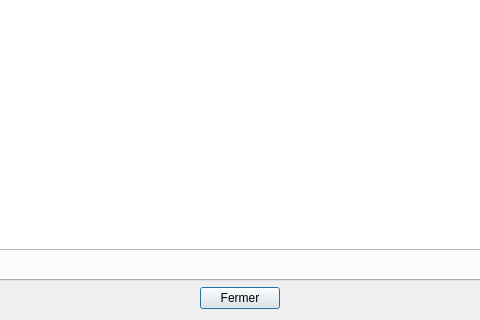
Old version of the form gui/tablesData.ui in the repository FDaCostaB/Jo-BD; both pictures show x 246 to 726 and y 289 to 609 of the 972 by 609 pixel window.
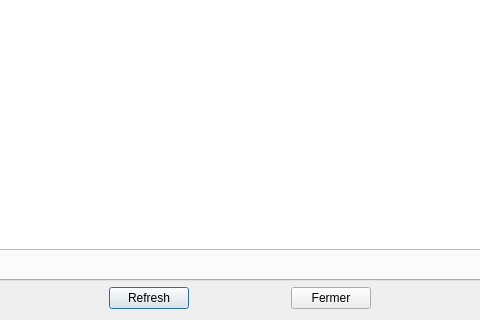
New version of the form. Icons and pictures are not drawn.

```diff
--- a/gui/tablesData.ui
+++ b/gui/tablesData.ui
@@ -45,6 +45,20 @@
        </property>
       </spacer>
      </item>
+     <item>
+      <widget class="QPushButton" name="pushButton_2">
+       <property name="text">
+        <string>Refresh</string>
+       </property>
+      </widget>
+     </item>
+     <item>
+      <widget class="QLabel" name="label">
+       <property name="text">
+        <string>                           </string>
+       </property>
+      </widget>
+     </item>
      <item>
       <widget class="QPushButton" name="pushButton">
        <property name="text">
```
Left out of the diff: 51 changed lines with no effect on the pictures.
